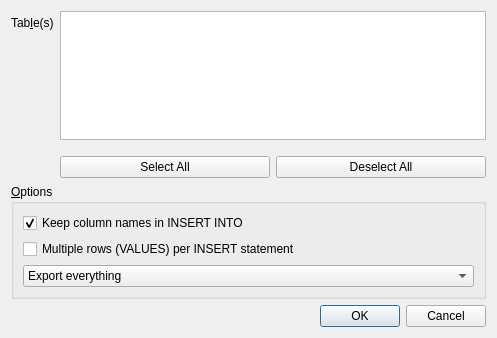
The window that src/ExportSqlDialog.ui (sqlitebrowser/sqlitebrowser) describes before a commit, drawn with Qt 5.
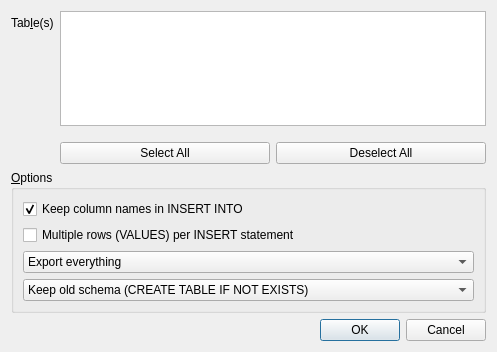
The same window after the commit.

Commit message:
Some improvements to the Export SQL dialog
When possible, don't write 'CREATE TABLE/VIEW/... `name`' but 'CREATE
TABLE/VIEW/... IF NOT EXISTS `name`' to the file.

Add an option to add DROP TABLE statements before each create statement.
This needs to be enhanced to apply to views, indices, and triggers as
well. See issue #629.

Clean up code.

The edit to the form file:
```diff
--- a/src/ExportSqlDialog.ui
+++ b/src/ExportSqlDialog.ui
@@ -7,7 +7,7 @@
     <x>0</x>
     <y>0</y>
     <width>497</width>
-    <height>338</height>
+    <height>352</height>
    </rect>
   </property>
   <property name="windowTitle">
@@ -96,7 +96,7 @@
           </property>
          </widget>
         </item>
-        <item row="3" column="0">
+        <item row="4" column="0">
          <spacer name="verticalSpacer">
           <property name="orientation">
            <enum>Qt::Vertical</enum>
@@ -128,6 +128,20 @@
           </item>
          </widget>
         </item>
+        <item row="3" column="0">
+         <widget class="QComboBox" name="comboOldSchema">
+          <item>
+           <property name="text">
+            <string>Keep old schema (CREATE TABLE IF NOT EXISTS)</string>
+           </property>
+          </item>
+          <item>
+           <property name="text">
+            <string>Overwrite old schema (DROP TABLE, then CREATE TABLE)</string>
+           </property>
+          </item>
+         </widget>
+        </item>
        </layout>
       </widget>
      </item>
```
Left out of the diff: 25 changed lines with no effect on the pictures. The commit also changes 6 other files.
